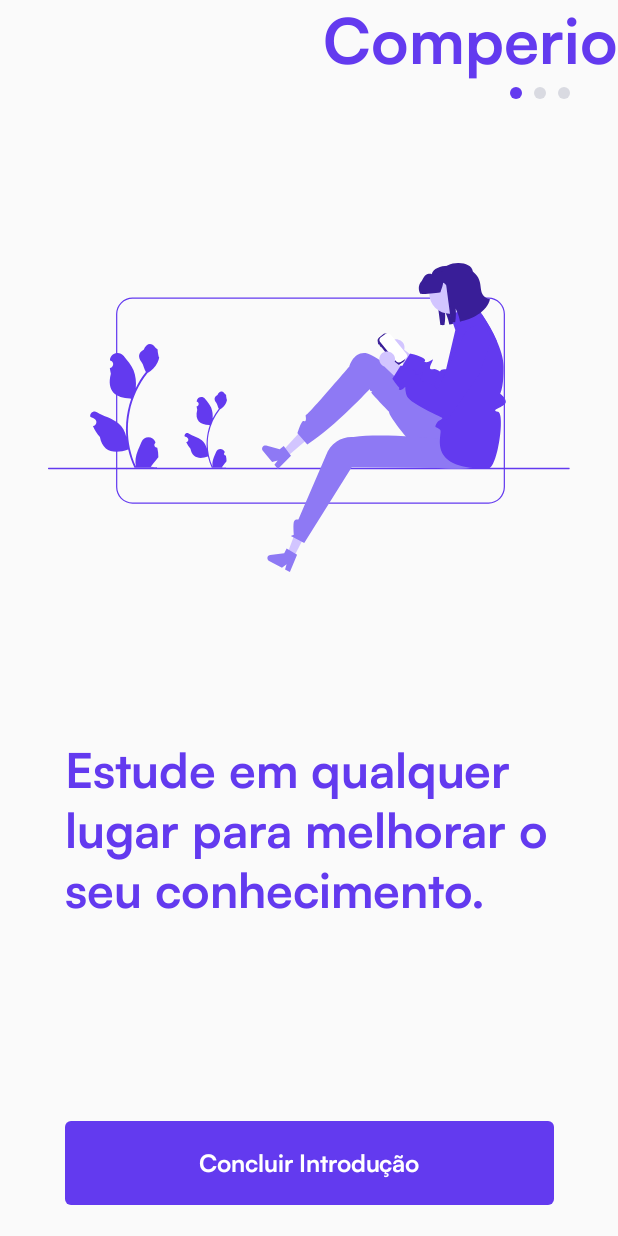
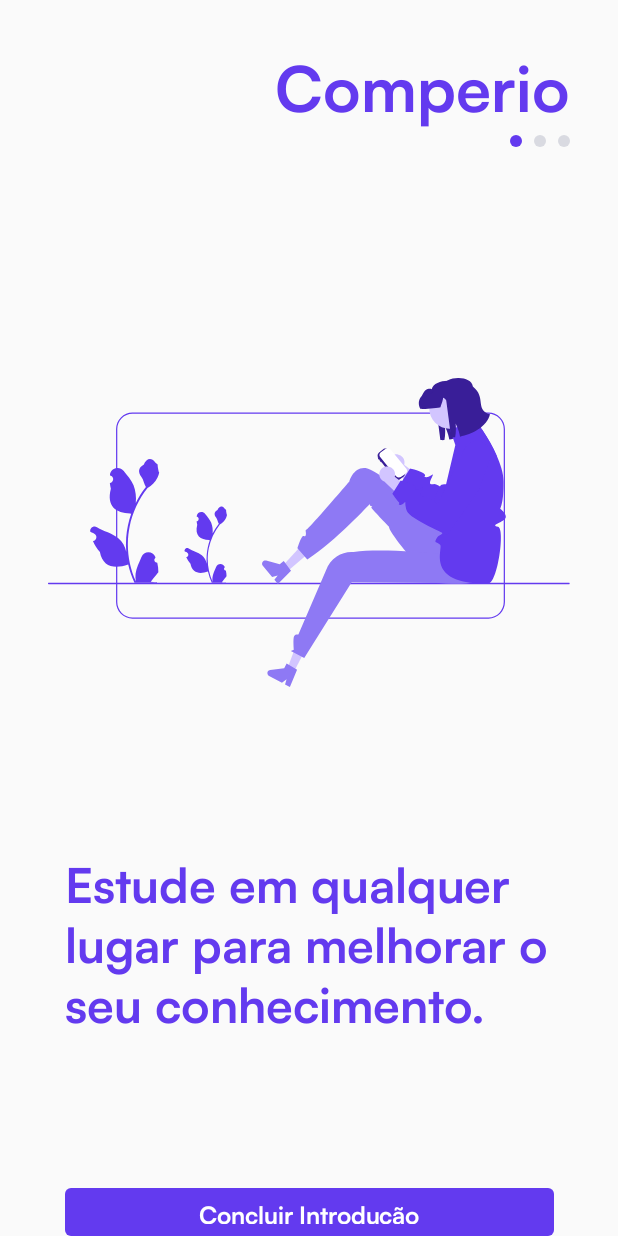
Before and after one commit to Nextness/Comperio, an Android app built with Jetpack Compose: the screen it shows after launch (MainActivity), on a phone screen of 412 x 824 dp. Run offline under Robolectric (Android 15) with nearby library versions, the phone set to English and light mode, and no system bars; our stand-ins replace Dagger/Hilt's generated code, accompanist.

Commit message:
Fixing Onboarding Screen (#9)

```diff
--- a/app/src/main/java/com/research/comperio/screens/onboarding/OnboardingScreen.kt
+++ b/app/src/main/java/com/research/comperio/screens/onboarding/OnboardingScreen.kt
@@ -2,6 +2,8 @@
 
 import androidx.compose.animation.ExperimentalAnimationApi
 import androidx.compose.foundation.Image
+import androidx.compose.foundation.background
+import androidx.compose.foundation.border
 import androidx.compose.foundation.layout.*
 import androidx.compose.material.*
 import androidx.compose.runtime.Composable
@@ -36,12 +38,17 @@
         OnboardingPage.Page03
     )
 
+    Column(modifier = Modifier.fillMaxSize()) {
         Column(
             modifier = Modifier.fillMaxWidth(),
             verticalArrangement = Arrangement.Center,
             horizontalAlignment = Alignment.End
         ) {
-        ComperioLogoInScreen(show = true, logoColor = MaterialTheme.colors.primary)
+            ComperioLogoInScreen(
+                show = true,
+                logoColor = MaterialTheme.colors.primary,
+                modifier = Modifier.padding(end = 32.dp, top = 32.dp)
+            )
 
             Spacer(modifier = Modifier.size(5.dp))
 
@@ -53,13 +60,13 @@
             )
         }
 
+        Spacer(modifier = Modifier.size(144.dp))
+
         Column(
-        modifier = Modifier.fillMaxSize(),
+            modifier = Modifier.fillMaxWidth(),
             verticalArrangement = Arrangement.Center,
             horizontalAlignment = Alignment.CenterHorizontally
         ) {
-
-        Spacer(modifier = Modifier.size(144.dp))
 
             HorizontalPager(
                 modifier = Modifier,
@@ -69,7 +76,7 @@
                 PagerScreen(onBoardingPage = pages[position])
             }
 
-        Spacer(modifier = Modifier.size(102.dp))
+            Spacer(modifier = Modifier.size(70.dp))
 
             Button(
                 modifier = Modifier
@@ -95,6 +102,7 @@
                     text = stringResource(id = R.string.onboarding_completion_button),
                     style = MaterialTheme.typography.button
                 )
+            }
         }
     }
 }
--- a/app/src/main/java/com/research/comperio/ui/common/ComperioLogo.kt
+++ b/app/src/main/java/com/research/comperio/ui/common/ComperioLogo.kt
@@ -14,9 +14,9 @@
 import com.research.comperio.R
 
 @Composable
-fun ComperioLogoInScreen(show: Boolean, logoColor: Color) {
+fun ComperioLogoInScreen(show: Boolean, logoColor: Color, modifier: Modifier = Modifier) {
     Row(
-        modifier = Modifier
+        modifier = modifier
             .fillMaxWidth(),
 //            .padding(top = 32.dp, end = 32.dp),
         horizontalArrangement = Arrangement.End
```
Lines whose indentation alone changed are shown as unchanged.
